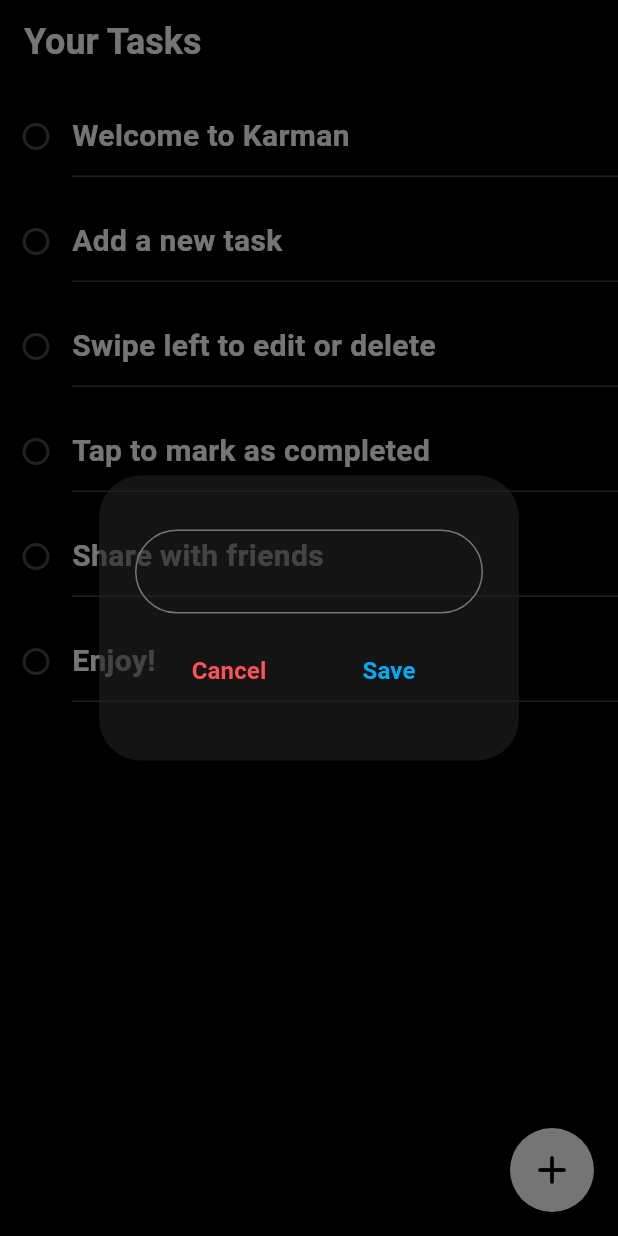
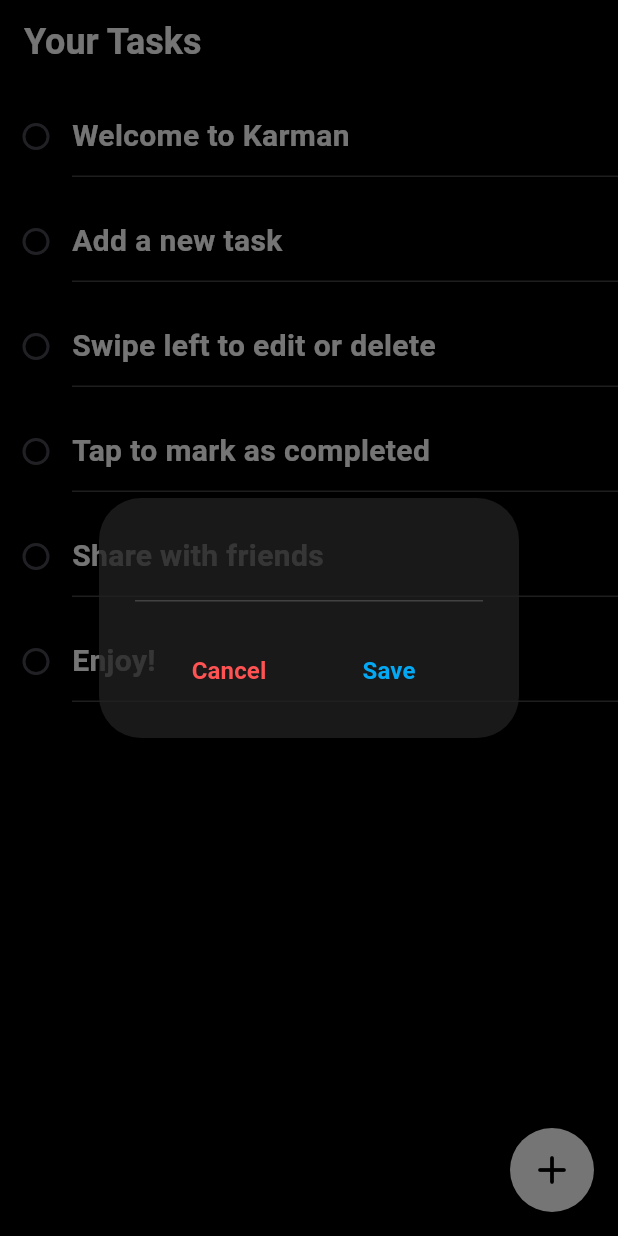
Before and after one commit to marvinlix/karman, a Flutter app: the screen it shows after launch, after a tap on the "add" icon, on a phone screen of 412 x 824 dp. Run offline on Flutter 3.47's test engine with Material 3 defaults, Android fonts, the phone set to English and light mode, and no system bars; drawn by our look-alikes of flutter_slidable; our stand-ins replace hive, hive_flutter; accounts and stored records are empty.

Commit message:
chore: Update task dialog styles and dimensions

```diff
--- a/karman_app/lib/components/task_dialog.dart
+++ b/karman_app/lib/components/task_dialog.dart
@@ -16,9 +16,9 @@
   @override
   Widget build(BuildContext context) {
     return AlertDialog(
-      backgroundColor: Color.fromARGB(153, 33, 33, 33),
+      backgroundColor: Color.fromARGB(191, 33, 33, 33),
       content: SizedBox(
-        height: 150,
+        height: 120,
         child: Column(
           mainAxisAlignment: MainAxisAlignment.spaceEvenly,
           children: [
@@ -33,13 +33,17 @@
                   fontWeight: FontWeight.bold,
                 ),
                 decoration: InputDecoration(
-                  border: OutlineInputBorder(
-                    borderRadius: BorderRadius.circular(50),
-                    borderSide: BorderSide(color: Colors.transparent),
+                  enabledBorder: UnderlineInputBorder(
+                    borderSide: BorderSide(color: Colors.grey[800]!),
+                  ),
+                  focusedBorder: UnderlineInputBorder(
+                    borderSide: BorderSide(color: Colors.white),
                   ),
                 ),
               ),
             ),
+
+            const SizedBox(height: 20),
 
             // cancel and save buttons
             Row(
```
